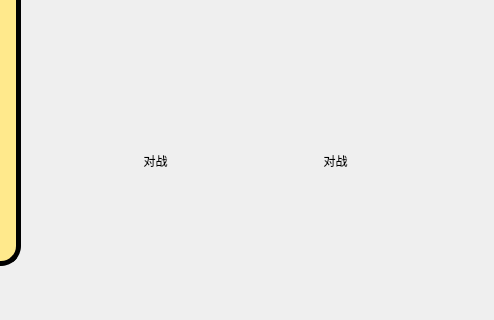
Above: src/client/fightwidget.ui from Connor1996/Pokemon before the change; both pictures show x 720 to 1214 and y 395 to 715 of the 1214 by 715 pixel window. Below: the same form after it.
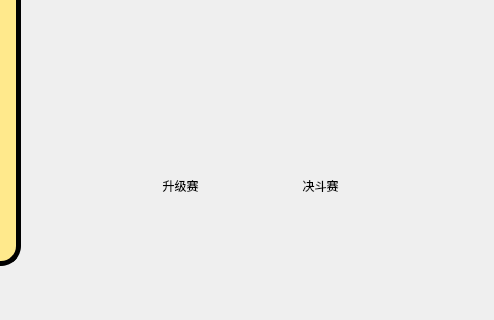
That is the form after the change. Icons and pictures are not drawn.

Diff of the .ui file:
```diff
--- a/src/client/fightwidget.ui
+++ b/src/client/fightwidget.ui
@@ -200,17 +200,17 @@
   <widget class="QPushButton" name="fightButton">
    <property name="geometry">
     <rect>
-     <x>800</x>
-     <y>480</y>
-     <width>151</width>
-     <height>151</height>
+     <x>850</x>
+     <y>530</y>
+     <width>101</width>
+     <height>101</height>
     </rect>
    </property>
    <property name="styleSheet">
     <string notr="true">border-image: url(:/begin1);</string>
    </property>
    <property name="text">
-    <string>对战</string>
+    <string>升级赛</string>
    </property>
    <property name="flat">
     <bool>true</bool>
@@ -219,17 +219,17 @@
   <widget class="QPushButton" name="fightButton_2">
    <property name="geometry">
     <rect>
-     <x>980</x>
-     <y>480</y>
-     <width>151</width>
-     <height>151</height>
+     <x>990</x>
+     <y>530</y>
+     <width>101</width>
+     <height>101</height>
     </rect>
    </property>
    <property name="styleSheet">
     <string notr="true">border-image: url(:/begin2);</string>
    </property>
    <property name="text">
-    <string>对战</string>
+    <string>决斗赛</string>
    </property>
    <property name="flat">
     <bool>true</bool>
```
